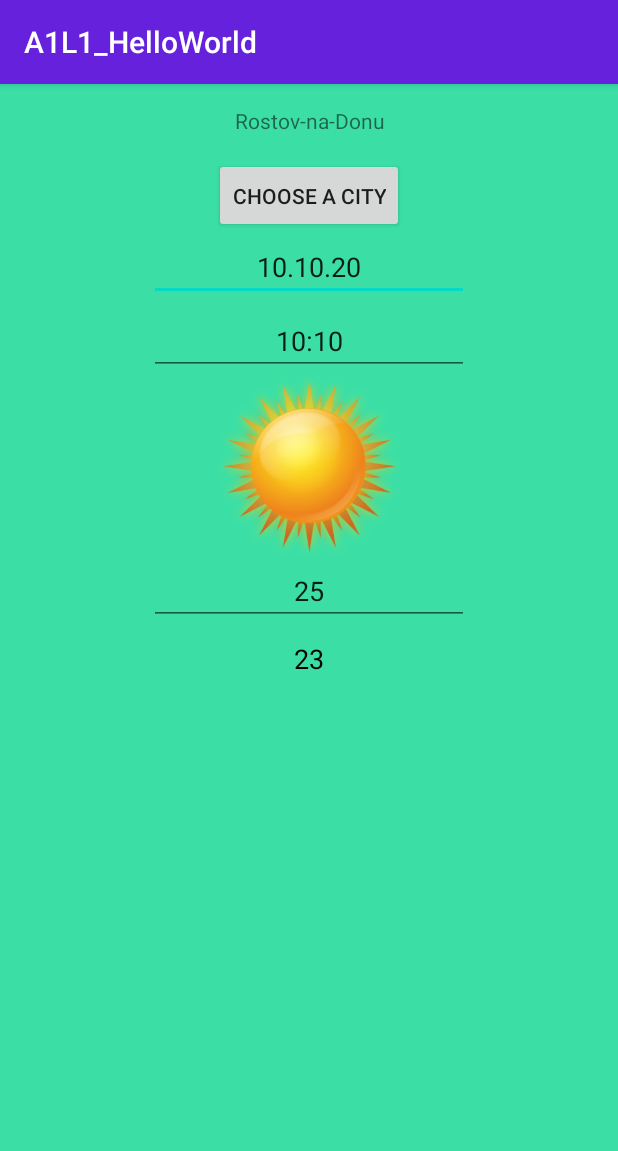
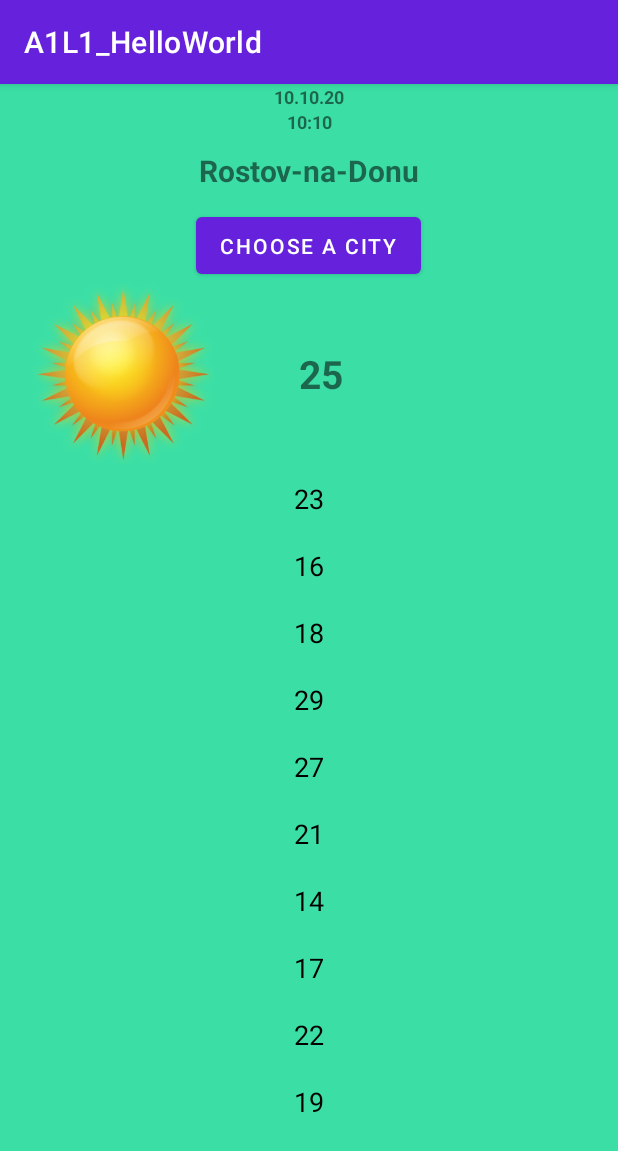
Before and after one commit to Ruslan61/Android_Base_Level, an Android app: the screen it shows after launch (MainActivity), on a phone screen of 412 x 824 dp. Shown: the top 1151 px of the screen. Run offline under Robolectric (Android 15) with nearby library versions, the phone set to English and light mode, and no system bars.

Commit message:
added correction

```diff
--- a/app/build.gradle
+++ b/app/build.gradle
@@ -29,6 +29,7 @@ dependencies {
     implementation 'androidx.appcompat:appcompat:1.1.0'
     implementation 'androidx.constraintlayout:constraintlayout:1.1.3'
     implementation "androidx.recyclerview:recyclerview:1.1.0"
+    implementation 'com.google.android.material:material:1.1.0'
     testImplementation 'junit:junit:4.12'
     androidTestImplementation 'androidx.test.ext:junit:1.1.1'
     androidTestImplementation 'androidx.test.espresso:espresso-core:3.2.0'
--- a/app/src/main/java/com/geekbrains/a1l1_helloworld/ui/activities/CityActivity.java
+++ b/app/src/main/java/com/geekbrains/a1l1_helloworld/ui/activities/CityActivity.java
@@ -3,6 +3,7 @@ package com.geekbrains.a1l1_helloworld.ui.activities;
 import android.content.Intent;
 import android.os.Bundle;
 import android.view.View;
+import android.widget.ArrayAdapter;
 import android.widget.EditText;
 import androidx.annotation.Nullable;
 import androidx.appcompat.app.AppCompatActivity;
@@ -10,13 +11,12 @@ import androidx.recyclerview.widget.LinearLayoutManager;
 import androidx.recyclerview.widget.RecyclerView;
 import com.geekbrains.a1l1_helloworld.R;
 
+import java.util.Objects;
+
 public class CityActivity extends AppCompatActivity {
     public final static String cityActivityDataKey = "cityActivityDataKey";
     private EditText inputCity;
     private RecyclerView recyclerView;
-    private String[] cityList = new String[] {"Samara", "Novgorod", "Omsk",
-            "Arkhangelsk", "Novosibirsk", "Moscow",
-            "St.Petersburg", "Rostov-na-Donu", "Stavropol", "Vladivostok"};
 
     @Override
     protected void onCreate(@Nullable Bundle savedInstanceState) {
@@ -28,6 +28,8 @@ public class CityActivity extends AppCompatActivity {
     }
 
     private void setupRecyclerView() {
+        String[] cityList = getResources().getStringArray(R.array.cities);
+
         LinearLayoutManager layoutManager = new LinearLayoutManager(getBaseContext());
         RecyclerDataAdapter adapter = new RecyclerDataAdapter(cityList);
 
--- a/app/src/main/java/com/geekbrains/a1l1_helloworld/ui/activities/MainActivity.java
+++ b/app/src/main/java/com/geekbrains/a1l1_helloworld/ui/activities/MainActivity.java
@@ -18,9 +18,6 @@ public class MainActivity extends AppCompatActivity {
     private TextView displayedCity;
     private final String actualDisplayedCity = "actualDisplayedCity";
     private RecyclerView recyclerViewWeather;
-    private String[] temperatureList = new String[] {"23", "12", "22", "33", "17",
-            "14","31", "18", "22", "26"};
-
 
     @Override
     protected void onCreate(Bundle savedInstanceState) {
@@ -32,6 +29,8 @@ public class MainActivity extends AppCompatActivity {
     }
 
     private void setupRecyclerView() {
+        String[] temperatureList = getResources().getStringArray(R.array.temperature);
+
         LinearLayoutManager layoutManager = new LinearLayoutManager(getBaseContext());
         RecyclerDataAdapter adapter = new RecyclerDataAdapter(temperatureList);
 
--- a/app/src/main/res/layout-land/weather_layout.xml
+++ b/app/src/main/res/layout-land/weather_layout.xml
@@ -7,9 +7,33 @@
     android:background="#3BDFA6">
 
     <TextView
-        android:id="@+id/displayedCity"
+        android:id="@+id/dateView"
         android:layout_width="wrap_content"
         android:layout_height="wrap_content"
+        android:textSize="12sp"
+        android:textStyle="bold"
+        android:ems="10"
+        android:gravity="center"
+        android:layout_gravity="center"
+        android:text="10.10.20" />
+
+    <TextView
+        android:id="@+id/timeView"
+        android:layout_width="wrap_content"
+        android:layout_height="wrap_content"
+        android:textSize="12sp"
+        android:textStyle="bold"
+        android:ems="10"
+        android:gravity="center"
+        android:layout_gravity="center"
+        android:text="10:10" />
+
+    <TextView
+        android:id="@+id/displayedCity"
+        android:layout_width="188dp"
+        android:layout_height="49dp"
+        android:textSize="20sp"
+        android:textStyle="bold"
         android:gravity="center"
         android:layout_gravity="center"
         android:text="@string/city_rostov_na_donu" />
@@ -17,51 +41,39 @@
     <Button
         android:id="@+id/chooseACityButton"
         android:layout_width="wrap_content"
-        android:layout_height="35dp"
+        android:layout_height="50dp"
         android:layout_gravity="center"
         android:text="@string/choose_a_city_btn"
         android:textSize="14sp" />
 
-    <EditText
-        android:id="@+id/dateView"
-        android:layout_width="wrap_content"
-        android:layout_height="40dp"
-        android:ems="10"
-        android:gravity="center"
-        android:layout_gravity="center"
-        android:inputType="date"
-        android:text="10.10.20" />
-
-    <EditText
-        android:id="@+id/timeView"
-        android:layout_width="wrap_content"
-        android:layout_height="40dp"
-        android:layout_marginTop="4dp"
-        android:ems="10"
-        android:gravity="center"
-        android:layout_gravity="center"
-        android:inputType="time"
-        android:text="10:10" />
-
+    <TableLayout
+        android:layout_width="match_parent"
+        android:layout_height="wrap_content"
+        android:layout_gravity="center">
+        <TableRow
+            android:gravity="center">
             <ImageView
                 android:id="@+id/imageSun"
                 android:layout_width="164dp"
-        android:layout_height="99dp"
-        android:layout_gravity="center"
+                android:layout_height="121dp"
+                android:gravity="center"
                 android:src="@drawable/sun_1" />
 
-    <EditText
+            <TextView
                 android:id="@+id/actualTemperature"
-        android:layout_width="wrap_content"
-        android:layout_height="40dp"
+                android:layout_width="80dp"
+                android:layout_height="match_parent"
+                android:layout_gravity="center"
+                android:scrollbarSize="26sp"
+                android:textStyle="bold"
                 android:ems="10"
                 android:gravity="center"
-        android:layout_gravity="center"
-        android:inputType="number"
                 android:text="25" />
 
             <androidx.recyclerview.widget.RecyclerView
                 android:id="@+id/recyclerViewWeather"
                 android:layout_width="match_parent"
-        android:layout_height="40dp"/>
+                android:layout_height="wrap_content" />
+        </TableRow>
+    </TableLayout>
 </LinearLayout>
--- a/app/src/main/res/layout/weather_layout.xml
+++ b/app/src/main/res/layout/weather_layout.xml
@@ -7,9 +7,33 @@
     android:background="#3BDFA6">
 
     <TextView
+        android:id="@+id/dateView"
+        android:layout_width="wrap_content"
+        android:layout_height="wrap_content"
+        android:textSize="12sp"
+        android:textStyle="bold"
+        android:ems="10"
+        android:gravity="center"
+        android:layout_gravity="center"
+        android:text="10.10.20" />
+
+    <TextView
+        android:id="@+id/timeView"
+        android:layout_width="wrap_content"
+        android:layout_height="wrap_content"
+        android:textSize="12sp"
+        android:textStyle="bold"
+        android:ems="10"
+        android:gravity="center"
+        android:layout_gravity="center"
+        android:text="10:10" />
+
+    <TextView
         android:id="@+id/displayedCity"
         android:layout_width="188dp"
         android:layout_height="49dp"
+        android:textSize="20sp"
+        android:textStyle="bold"
         android:gravity="center"
         android:layout_gravity="center"
         android:text="@string/city_rostov_na_donu" />
@@ -22,27 +46,12 @@
         android:text="@string/choose_a_city_btn"
         android:textSize="14sp" />
 
-    <EditText
-        android:id="@+id/dateView"
-        android:layout_width="wrap_content"
+    <TableLayout
+        android:layout_width="match_parent"
         android:layout_height="wrap_content"
-        android:ems="10"
-        android:gravity="center"
-        android:layout_gravity="center"
-        android:inputType="date"
-        android:text="10.10.20" />
+        android:layout_gravity="center">
 
-    <EditText
-        android:id="@+id/timeView"
-        android:layout_width="wrap_content"
-        android:layout_height="wrap_content"
-        android:layout_marginTop="4dp"
-        android:ems="10"
-        android:gravity="center"
-        android:layout_gravity="center"
-        android:inputType="time"
-        android:text="10:10" />
-
+        <TableRow>
             <ImageView
                 android:id="@+id/imageSun"
                 android:layout_width="164dp"
@@ -50,18 +59,21 @@
                 android:layout_gravity="center"
                 android:src="@drawable/sun_1" />
 
-    <EditText
+            <TextView
                 android:id="@+id/actualTemperature"
-        android:layout_width="wrap_content"
-        android:layout_height="wrap_content"
+                android:layout_width="100dp"
+                android:layout_height="match_parent"
+                android:layout_gravity="center"
+                android:textSize="26sp"
+                android:textStyle="bold"
                 android:ems="10"
                 android:gravity="center"
-        android:layout_gravity="center"
-        android:inputType="number"
                 android:text="25" />
+        </TableRow>
+    </TableLayout>
 
     <androidx.recyclerview.widget.RecyclerView
         android:id="@+id/recyclerViewWeather"
         android:layout_width="match_parent"
-        android:layout_height="40dp"/>
+        android:layout_height="wrap_content" />
 </LinearLayout>
--- /dev/null
+++ b/app/src/main/res/values/arrays.xml
@@ -0,0 +1,28 @@
+<?xml version="1.0" encoding="utf-8"?>
+<resources>
+    <string-array name="cities">
+        <item>Samara</item>
+        <item>Novgorod</item>
+        <item>Omsk</item>
+        <item>Arkhangelsk</item>
+        <item>Novosibirsk</item>
+        <item>Moscow</item>
+        <item>St.Petersburg</item>
+        <item>Rostov-na-Donu</item>
+        <item>Stavropol</item>
+        <item>Vladivostok</item>
+    </string-array>
+
+    <string-array name="temperature">
+        <item>23</item>
+        <item>16</item>
+        <item>18</item>
+        <item>29</item>
+        <item>27</item>
+        <item>21</item>
+        <item>14</item>
+        <item>17</item>
+        <item>22</item>
+        <item>19</item>
+    </string-array>
+</resources>
--- a/app/src/main/res/values/styles.xml
+++ b/app/src/main/res/values/styles.xml
@@ -1,7 +1,7 @@
 <resources>
 
     <!-- Base application theme. -->
-    <style name="AppTheme" parent="Theme.AppCompat.Light.DarkActionBar">
+    <style name="AppTheme" parent="Theme.MaterialComponents.Light.DarkActionBar">
         <!-- Customize your theme here. -->
         <item name="colorPrimary">@color/colorPrimary</item>
         <item name="colorPrimaryDark">@color/colorPrimaryDark</item>
```
Lines whose indentation alone changed are shown as unchanged.
